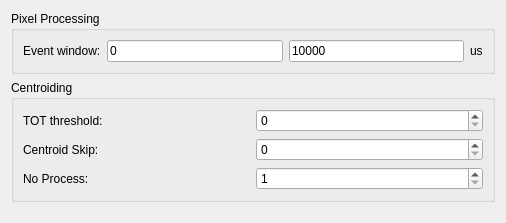
CFEL-CMI/pymepix, file pymepixviewer/pymepixviewer/panels/ui/processingconfig.ui: the form before one commit.
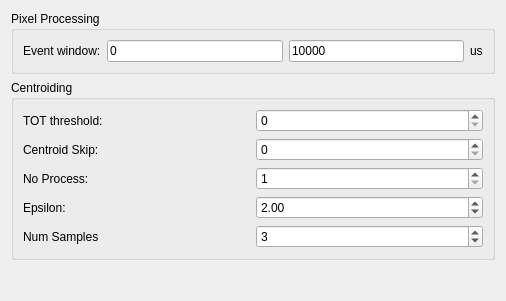
The form after the commit.

Patch:
```diff
--- a/pymepixviewer/pymepixviewer/panels/ui/processingconfig.ui
+++ b/pymepixviewer/pymepixviewer/panels/ui/processingconfig.ui
@@ -7,7 +7,7 @@
     <x>0</x>
     <y>0</y>
     <width>506</width>
-    <height>223</height>
+    <height>301</height>
    </rect>
   </property>
   <property name="windowTitle">
@@ -141,6 +141,48 @@
           </item>
          </layout>
         </item>
+        <item>
+         <layout class="QHBoxLayout" name="horizontalLayout_7">
+          <item>
+           <widget class="QLabel" name="label_11">
+            <property name="text">
+             <string>Epsilon:</string>
+            </property>
+           </widget>
+          </item>
+          <item>
+           <widget class="QDoubleSpinBox" name="epsilon">
+            <property name="toolTip">
+             <string>Describes the distance between events (pixel space)</string>
+            </property>
+            <property name="value">
+             <double>2.000000000000000</double>
+            </property>
+           </widget>
+          </item>
+         </layout>
+        </item>
+        <item>
+         <layout class="QHBoxLayout" name="horizontalLayout_8">
+          <item>
+           <widget class="QLabel" name="label_12">
+            <property name="text">
+             <string>Num Samples</string>
+            </property>
+           </widget>
+          </item>
+          <item>
+           <widget class="QSpinBox" name="samples">
+            <property name="toolTip">
+             <string>Tells how minimum number of pixels to be considered a cluster </string>
+            </property>
+            <property name="value">
+             <number>3</number>
+            </property>
+           </widget>
+          </item>
+         </layout>
+        </item>
        </layout>
       </widget>
      </item>
@@ -154,7 +196,7 @@
      <property name="sizeHint" stdset="0">
       <size>
        <width>20</width>
-       <height>40</height>
+       <height>44</height>
       </size>
      </property>
     </spacer>
```
